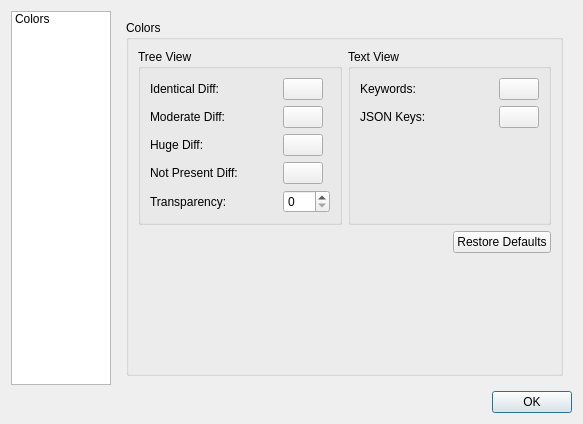
First picture: the form in preferences/preferencesdialog.ui, repository coozoo/qtjsondiff, before the edit.
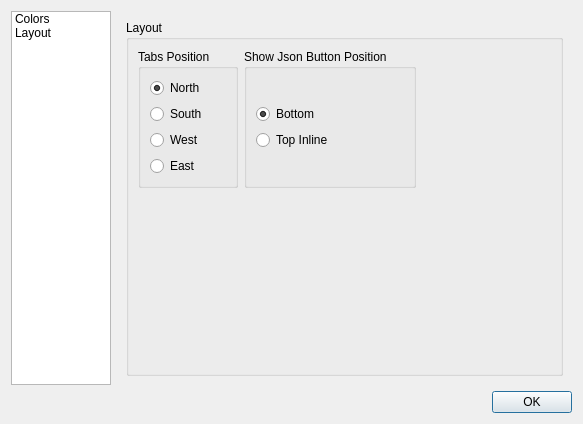
Second picture: the form after the edit. The open tabs and pages were chosen to show the change. Icons and pictures are not drawn.

Commit message:
Partial Layout reorder
In request #26

Add settings to move tabs and buttons in order to save possiblity to use
lower resolutions

What changed in the file:
```diff
--- a/preferences/preferencesdialog.ui
+++ b/preferences/preferencesdialog.ui
@@ -51,6 +51,15 @@
           <normaloff>.</normaloff>.</iconset>
         </property>
        </item>
+       <item>
+        <property name="text">
+         <string>Layout</string>
+        </property>
+        <property name="icon">
+         <iconset theme="preferences-desktop-theme">
+          <normaloff>.</normaloff>.</iconset>
+        </property>
+       </item>
       </widget>
      </item>
      <item>
@@ -270,6 +279,141 @@
          </item>
         </layout>
        </widget>
+       <widget class="QWidget" name="page_2">
+        <layout class="QGridLayout" name="gridLayout_7">
+         <item row="0" column="0">
+          <widget class="QGroupBox" name="groupBox_4">
+           <property name="title">
+            <string>Layout</string>
+           </property>
+           <layout class="QGridLayout" name="gridLayout_6">
+            <item row="0" column="0">
+             <layout class="QHBoxLayout" name="horizontalLayout_3">
+              <item>
+               <widget class="QGroupBox" name="groupBox_5">
+                <property name="title">
+                 <string>Tabs Position</string>
+                </property>
+                <layout class="QGridLayout" name="gridLayout_8">
+                 <item row="0" column="0">
+                  <layout class="QVBoxLayout" name="verticalLayout">
+                   <item>
+                    <widget class="QRadioButton" name="north_radioButton">
+                     <property name="text">
+                      <string>North</string>
+                     </property>
+                     <property name="checked">
+                      <bool>true</bool>
+                     </property>
+                     <attribute name="buttonGroup">
+                      <string notr="true">tabsPosition_buttonGroup</string>
+                     </attribute>
+                    </widget>
+                   </item>
+                   <item>
+                    <widget class="QRadioButton" name="south_radioButton">
+                     <property name="text">
+                      <string>South</string>
+                     </property>
+                     <attribute name="buttonGroup">
+                      <string notr="true">tabsPosition_buttonGroup</string>
+                     </attribute>
+                    </widget>
+                   </item>
+                   <item>
+                    <widget class="QRadioButton" name="west_radioButton">
+                     <property name="text">
+                      <string>West</string>
+                     </property>
+                     <attribute name="buttonGroup">
+                      <string notr="true">tabsPosition_buttonGroup</string>
+                     </attribute>
+                    </widget>
+                   </item>
+                   <item>
+                    <widget class="QRadioButton" name="east_radioButton">
+                     <property name="text">
+                      <string>East</string>
+                     </property>
+                     <attribute name="buttonGroup">
+                      <string notr="true">tabsPosition_buttonGroup</string>
+                     </attribute>
+                    </widget>
+                   </item>
+                  </layout>
+                 </item>
+                </layout>
+               </widget>
+              </item>
+             </layout>
+            </item>
+            <item row="1" column="0">
+             <spacer name="verticalSpacer_3">
+              <property name="orientation">
+               <enum>Qt::Vertical</enum>
+              </property>
+              <property name="sizeHint" stdset="0">
+               <size>
+                <width>20</width>
+                <height>40</height>
+               </size>
+              </property>
+             </spacer>
+            </item>
+            <item row="0" column="2">
+             <spacer name="horizontalSpacer_2">
+              <property name="orientation">
+               <enum>Qt::Horizontal</enum>
+              </property>
+              <property name="sizeHint" stdset="0">
+               <size>
+                <width>40</width>
+                <height>20</height>
+               </size>
+              </property>
+             </spacer>
+            </item>
+            <item row="0" column="1">
+             <widget class="QGroupBox" name="groupBox_6">
+              <property name="title">
+               <string>Show Json Button Position</string>
+              </property>
+              <layout class="QGridLayout" name="gridLayout_9">
+               <item row="0" column="0">
+                <layout class="QVBoxLayout" name="verticalLayout_2">
+                 <item>
+                  <widget class="QRadioButton" name="showjson_bottom_radioButton">
+                   <property name="text">
+                    <string>Bottom</string>
+                   </property>
+                   <property name="checked">
+                    <bool>true</bool>
+                   </property>
+                   <attribute name="buttonGroup">
+                    <string notr="true">showJson_buttonGroup</string>
+                   </attribute>
+                  </widget>
+                 </item>
+                 <item>
+                  <widget class="QRadioButton" name="showjson_topInline_radioButton">
+                   <property name="text">
+                    <string>Top Inline</string>
+                   </property>
+                   <attribute name="buttonGroup">
+                    <string notr="true">showJson_buttonGroup</string>
+                   </attribute>
+                  </widget>
+                 </item>
+                </layout>
+               </item>
+              </layout>
+             </widget>
+            </item>
+           </layout>
+          </widget>
+         </item>
+        </layout>
+       </widget>
       </widget>
      </item>
     </layout>
```
Left out of the diff: 4 changed lines with no effect on the pictures. The commit also changes 13 other files.
